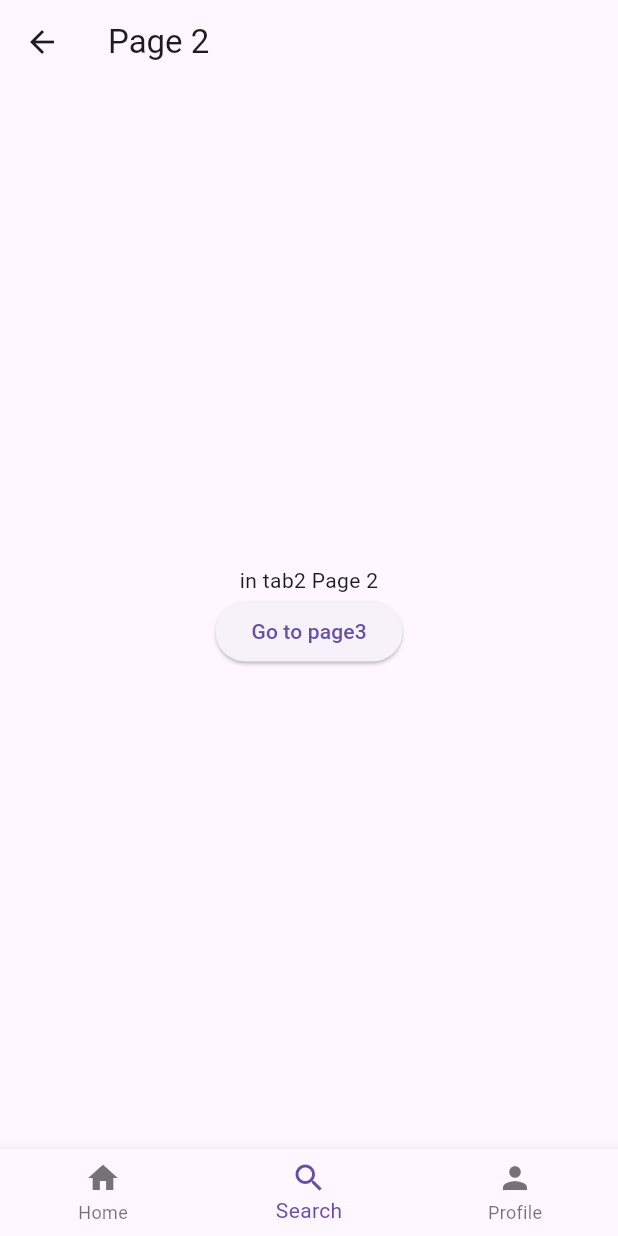
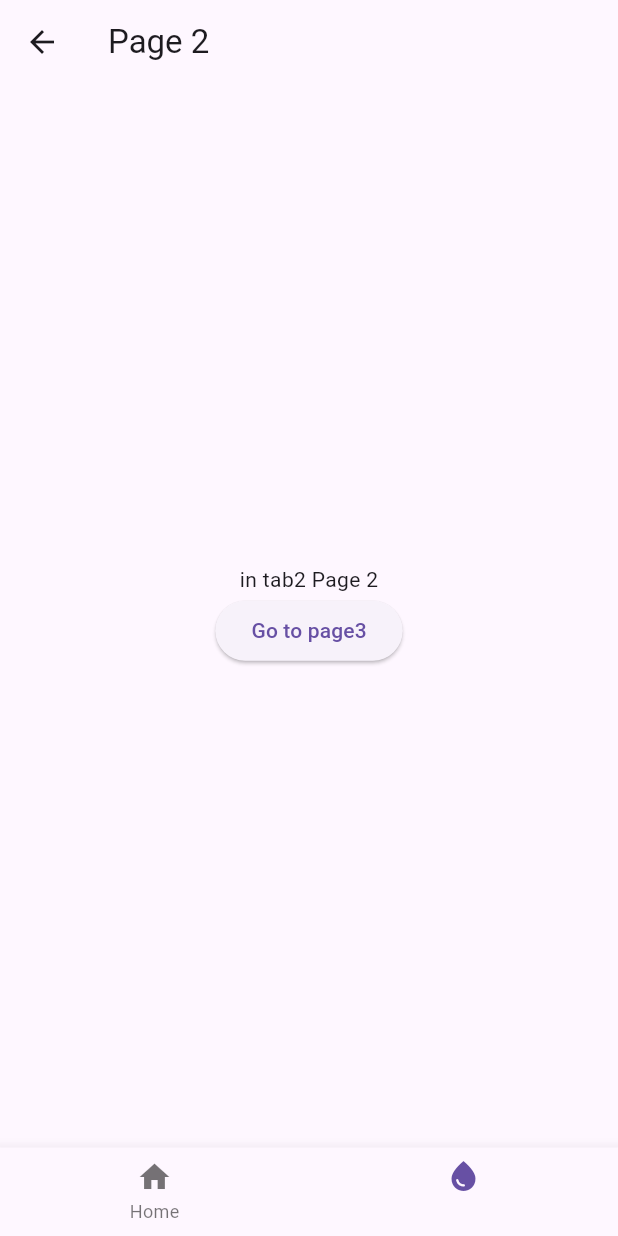
Before and after one commit to Ezuchu/FluyeApp, a Flutter app: the screen it shows after launch, item 2 of the bottom bar chosen, after a tap on "Go to page2", on a phone screen of 412 x 824 dp. Run offline on Flutter 3.47's test engine with Material 3 defaults, Android fonts, the phone set to English and light mode, and no system bars.

Commit message:
Implementacion de la pantalla numero 1

```diff
--- a/lib/home_page.dart
+++ b/lib/home_page.dart
@@ -4,29 +4,24 @@ import 'package:fluyeapp/persistent_bottom_bar_scaffold.dart';
 class HomePage extends StatelessWidget {
   final _tab1navigatorKey = GlobalKey<NavigatorState>();
   final _tab2navigatorKey = GlobalKey<NavigatorState>();
-  final _tab3navigatorKey = GlobalKey<NavigatorState>();
+
+  HomePage({super.key});
 
   @override
   Widget build(BuildContext context) {
     return PersistentBottomBarScaffold(
       items: [
         PersistentTabItem(
-          tab: TabPage1(),
+          tab: const TabPage1(),
           icon: Icons.home,
           title: 'Home',
           navigatorkey: _tab1navigatorKey,
         ),
         PersistentTabItem(
           tab: TabPage2(),
-          icon: Icons.search,
-          title: 'Search',
+          icon: Icons.water_drop,
+          title: '',
           navigatorkey: _tab2navigatorKey,
-        ),
-        PersistentTabItem(
-          tab: TabPage3(),
-          icon: Icons.person,
-          title: 'Profile',
-          navigatorkey: _tab3navigatorKey,
         ),
       ],
     );
@@ -34,25 +29,129 @@ class HomePage extends StatelessWidget {
 }
 
 class TabPage1 extends StatelessWidget {
-  const TabPage1({Key? key}) : super(key: key);
+  const TabPage1({super.key});
 
   @override
   Widget build(BuildContext context) {
     print('TabPage1 build');
     return Scaffold(
-      appBar: AppBar(title: Text('Tab 1')),
-      body: Container(
-        width: double.infinity,
+      appBar: AppBar(
+        title: Row(
+          mainAxisAlignment: MainAxisAlignment.spaceBetween,
+          children: [
+            Row(
+              children: [
+                Image.asset(
+                  'assets/logo.png', // Ajusta esta ruta al logo de tu aplicación.
+                  height: 30,
+                ),
+                const SizedBox(width: 8),
+                const Text('Fluye'),
+              ],
+            ),
+            Row(
+              children: [
+                IconButton(
+                  icon: const Icon(Icons.notifications),
+                  onPressed: () {},
+                ),
+                CircleAvatar(
+                  backgroundImage: AssetImage('assets/profile.jpg'), // Ajusta esta ruta a la imagen del perfil.
+                ),
+              ],
+            ),
+          ],
+        ),
+      ),
+      body: Padding(
+        padding: const EdgeInsets.all(16.0),
         child: Column(
-          mainAxisAlignment: MainAxisAlignment.center,
+          crossAxisAlignment: CrossAxisAlignment.start,
           children: [
-            Text('Tab 1'),
-            ElevatedButton(
-                onPressed: () {
-                  Navigator.of(context).push(
-                      MaterialPageRoute(builder: (context) => Page1('Tab1')));
-                },
-                child: Text('Go to page1'))
+            const Text(
+              'Hola, Usuario',
+              style: TextStyle(fontSize: 24, fontWeight: FontWeight.bold),
+            ),
+            const SizedBox(height: 4),
+            const Text(
+              'Ten un lindo día',
+              style: TextStyle(fontSize: 16, color: Colors.grey),
+            ),
+            const SizedBox(height: 16),
+            Container(
+              width: double.infinity,
+              padding: const EdgeInsets.all(16),
+              decoration: BoxDecoration(
+                color: Colors.blue,
+                borderRadius: BorderRadius.circular(8),
+              ),
+              child: Column(
+                crossAxisAlignment: CrossAxisAlignment.start,
+                children: [
+                  const Text(
+                    'EICA',
+                    style: TextStyle(
+                      fontSize: 20,
+                      fontWeight: FontWeight.bold,
+                      color: Colors.white,
+                    ),
+                  ),
+                  const SizedBox(height: 8),
+                  Row(
+                    mainAxisAlignment: MainAxisAlignment.spaceBetween,
+                    children: const [
+                      Text('Bomba 1: Apagado', style: TextStyle(color: Colors.white)),
+                      Text('Bomba 2: Activo', style: TextStyle(color: Colors.white)),
+                    ],
+                  ),
+                  const SizedBox(height: 8),
+                  const Text('Presión promedio: 50 psi', style: TextStyle(color: Colors.white)),
+                ],
+              ),
+            ),
+            const SizedBox(height: 16),
+            const Text(
+              'Procesos',
+              style: TextStyle(fontSize: 20, fontWeight: FontWeight.bold),
+            ),
+            const SizedBox(height: 8),
+            Container(
+              width: double.infinity,
+              padding: const EdgeInsets.all(16),
+              decoration: BoxDecoration(
+                color: Colors.white,
+                borderRadius: BorderRadius.circular(8),
+                boxShadow: [
+                  BoxShadow(
+                    color: Colors.grey.withOpacity(0.2),
+                    blurRadius: 4,
+                    offset: const Offset(0, 2),
+                  ),
+                ],
+              ),
+              child: Column(
+                crossAxisAlignment: CrossAxisAlignment.start,
+                children: [
+                  const Text(
+                    'EICA',
+                    style: TextStyle(fontSize: 16, fontWeight: FontWeight.bold),
+                  ),
+                  const SizedBox(height: 4),
+                  const Text(
+                    'Estado: Activo',
+                    style: TextStyle(color: Colors.grey),
+                  ),
+                  const SizedBox(height: 8),
+                  Align(
+                    alignment: Alignment.centerRight,
+                    child: TextButton(
+                      onPressed: () {},
+                      child: const Text('Ver más'),
+                    ),
+                  ),
+                ],
+              ),
+            ),
           ],
         ),
       ),
@@ -61,23 +160,25 @@ class TabPage1 extends StatelessWidget {
 }
 
 class TabPage2 extends StatelessWidget {
+  const TabPage2({super.key});
+
   @override
   Widget build(BuildContext context) {
     print('TabPage2 build');
     return Scaffold(
-      appBar: AppBar(title: Text('Tab 2')),
-      body: Container(
+      appBar: AppBar(title: const Text('Tab 2')),
+      body: SizedBox(
         width: double.infinity,
         child: Column(
           mainAxisAlignment: MainAxisAlignment.center,
           children: [
-            Text('Tab 2'),
+            const Text('Tab 2'),
             ElevatedButton(
                 onPressed: () {
                   Navigator.of(context).push(
-                      MaterialPageRoute(builder: (context) => Page2('tab2')));
+                      MaterialPageRoute(builder: (context) => const Page2('tab2')));
                 },
-                child: Text('Go to page2'))
+                child: const Text('Go to page2'))
           ],
         ),
       ),
@@ -86,51 +187,25 @@ class TabPage2 extends StatelessWidget {
 }
 
 class TabPage3 extends StatelessWidget {
+  const TabPage3({super.key});
+
   @override
   Widget build(BuildContext context) {
     print('TabPage3 build');
     return Scaffold(
-      appBar: AppBar(title: Text('Tab 3')),
-      body: Container(
+      appBar: AppBar(title: const Text('Tab 3')),
+      body: SizedBox(
         width: double.infinity,
         child: Column(
           mainAxisAlignment: MainAxisAlignment.center,
           children: [
-            Text('Tab 3'),
+            const Text('Tab 3'),
             ElevatedButton(
                 onPressed: () {
                   Navigator.of(context).push(
-                      MaterialPageRoute(builder: (context) => Page2('tab3')));
+                      MaterialPageRoute(builder: (context) => const Page2('tab3')));
                 },
-                child: Text('Go to page2'))
-          ],
-        ),
-      ),
-    );
-  }
-}
-
-class Page1 extends StatelessWidget {
-  final String inTab;
-
-  const Page1(this.inTab);
-
-  @override
-  Widget build(BuildContext context) {
-    return Scaffold(
-      appBar: AppBar(title: Text('Page 1')),
-      body: Container(
-        width: double.infinity,
-        child: Column(
-          mainAxisAlignment: MainAxisAlignment.center,
-          children: [
-            Text('in $inTab Page 1'),
-            ElevatedButton(
-                onPressed: () {
-                  Navigator.of(context).push(
-                      MaterialPageRoute(builder: (context) => Page2(inTab)));
-                },
-                child: Text('Go to page2'))
+                child: const Text('Go to page2'))
           ],
         ),
       ),
@@ -141,12 +216,12 @@ class Page1 extends StatelessWidget {
 class Page2 extends StatelessWidget {
   final String inTab;
 
-  const Page2(this.inTab);
+  const Page2(this.inTab, {super.key});
   @override
   Widget build(BuildContext context) {
     return Scaffold(
-      appBar: AppBar(title: Text('Page 2')),
-      body: Container(
+      appBar: AppBar(title: const Text('Page 2')),
+      body: SizedBox(
         width: double.infinity,
         child: Column(
           mainAxisAlignment: MainAxisAlignment.center,
@@ -157,7 +232,7 @@ class Page2 extends StatelessWidget {
                   Navigator.of(context).push(
                       MaterialPageRoute(builder: (context) => Page3(inTab)));
                 },
-                child: Text('Go to page3'))
+                child: const Text('Go to page3'))
           ],
         ),
       ),
@@ -168,12 +243,12 @@ class Page2 extends StatelessWidget {
 class Page3 extends StatelessWidget {
   final String inTab;
 
-  const Page3(this.inTab);
+  const Page3(this.inTab, {super.key});
   @override
   Widget build(BuildContext context) {
     return Scaffold(
-      appBar: AppBar(title: Text('Page 3')),
-      body: Container(
+      appBar: AppBar(title: const Text('Page 3')),
+      body: SizedBox(
         width: double.infinity,
         child: Column(
           mainAxisAlignment: MainAxisAlignment.center,
@@ -183,7 +258,7 @@ class Page3 extends StatelessWidget {
                 onPressed: () {
                   Navigator.of(context).pop();
                 },
-                child: Text('Go back'))
+                child: const Text('Go back'))
           ],
         ),
       ),
--- a/lib/main.dart
+++ b/lib/main.dart
@@ -6,6 +6,8 @@ void main() {
 }
 
 class MyApp extends StatelessWidget {
+  const MyApp({super.key});
+
   @override
   Widget build(BuildContext context) {
     return MaterialApp(
--- a/lib/persistent_bottom_bar_scaffold.dart
+++ b/lib/persistent_bottom_bar_scaffold.dart
@@ -4,8 +4,7 @@ class PersistentBottomBarScaffold extends StatefulWidget {
   /// pass the required items for the tabs and BottomNavigationBar
   final List<PersistentTabItem> items;
 
-  const PersistentBottomBarScaffold({Key? key, required this.items})
-      : super(key: key);
+  const PersistentBottomBarScaffold({super.key, required this.items});
 
   @override
   _PersistentBottomBarScaffoldState createState() =>
--- a/pubspec.yaml
+++ b/pubspec.yaml
@@ -28,6 +28,7 @@ environment:
 # the latest version available on pub.dev. To see which dependencies have newer
 # versions available, run `flutter pub outdated`.
 dependencies:
+
   flutter:
     sdk: flutter
 
@@ -52,6 +53,10 @@ dev_dependencies:
 
 # The following section is specific to Flutter packages.
 flutter:
+
+  assets:
+      - assets/profile.jpg
+      - assets/logo.png
 
   # The following line ensures that the Material Icons font is
   # included with your application, so that you can use the icons in
```
Also changed, not shown: assets/logo.png (added), assets/profile.jpg (added).
